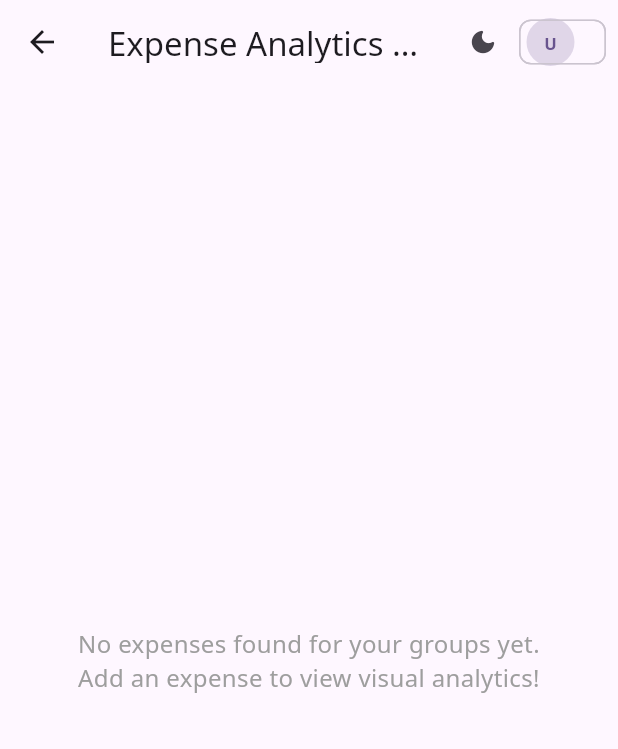
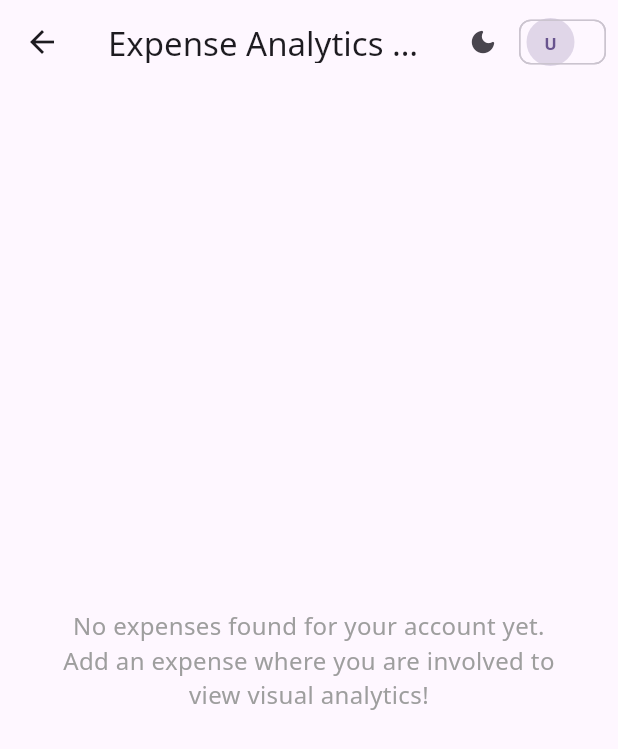
Before and after one commit to ananya290208/campusexpensesplit, a Flutter app: the AnalyticsScreen screen opened directly, on a phone screen of 412 x 824 dp. Shown: the top 749 px of the screen. Run offline on Flutter 3.47's test engine with Material 3 defaults, Android fonts, the phone set to English and light mode, and no system bars; our stand-ins replace cloud_firestore, firebase_auth, firebase_core, fl_chart, google_fonts, hive_flutter and 1 more; accounts and stored records are empty.

Commit message:
Standardize currency to Indian Rupee (₹) and restrict Expense Analytics and History to logged-in user

```diff
--- a/lib/provider_1.dart
+++ b/lib/provider_1.dart
@@ -94,13 +94,13 @@ class ExpenseProvider extends ChangeNotifier {
 
     final paidTotal = payers.values.fold(0.0, (a, b) => a + b);
     if ((paidTotal - totalAmount).abs() > 0.01) {
-      return "Payer amounts (\$${paidTotal.toStringAsFixed(2)}) must sum up to total (\$${totalAmount.toStringAsFixed(2)}).";
+      return "Payer amounts (₹${paidTotal.toStringAsFixed(2)}) must sum up to total (₹${totalAmount.toStringAsFixed(2)}).";
     }
 
     if (splitMode == SplitMode.specific) {
       final allocatedTotal = allocations.values.fold(0.0, (a, b) => a + b);
       if ((allocatedTotal - totalAmount).abs() > 0.01) {
-        return "Allocations (\$${allocatedTotal.toStringAsFixed(2)}) must match total (\$${totalAmount.toStringAsFixed(2)}).";
+        return "Allocations (₹${allocatedTotal.toStringAsFixed(2)}) must match total (₹${totalAmount.toStringAsFixed(2)}).";
       }
     } else if (splitMode == SplitMode.ratio) {
       final ratioTotal = allocations.values.fold(0.0, (a, b) => a + b);
--- a/lib/screens/analytics_screen.dart
+++ b/lib/screens/analytics_screen.dart
@@ -131,30 +131,32 @@ class AnalyticsScreen extends StatelessWidget {
               final allDocs = snapshot.data?.docs ?? [];
               final docs = allDocs.where((doc) {
                 final data = doc.data() as Map<String, dynamic>;
-                final groupId = (data['groupId'] ?? 'personal').toString();
                 final paidBy = (data['paidBy'] ?? '').toString();
                 final paidContributions = data['paidContributions'] as Map<String, dynamic>?;
                 final shares = data['shares'] as Map<String, dynamic>?;
 
-                final bool isGroupMember = userGroupIds.contains(groupId);
                 final bool isPayer = paidBy == uid || (paidContributions != null && paidContributions.containsKey(uid));
                 final bool isSplitParticipant = shares != null && shares.containsKey(uid);
 
-                return isGroupMember || isPayer || isSplitParticipant;
+                // Strictly show expenses related to the logged in user
+                return isPayer || isSplitParticipant;
               }).toList();
 
               if (docs.isEmpty) {
                 return const Center(
-                  child: Text(
-                    'No expenses found for your groups yet.\nAdd an expense to view visual analytics!',
-                    textAlign: TextAlign.center,
-                    style: TextStyle(color: Colors.grey, fontSize: 16),
+                  child: Padding(
+                    padding: EdgeInsets.all(24.0),
+                    child: Text(
+                      'No expenses found for your account yet.\nAdd an expense where you are involved to view visual analytics!',
+                      textAlign: TextAlign.center,
+                      style: TextStyle(color: Colors.grey, fontSize: 16),
+                    ),
                   ),
                 );
               }
 
-              double myTotal = 0;
-              double groupTotal = 0;
+              double totalMySpend = 0;
+              double totalPaidByMe = 0;
               Map<String, double> monthlyData = {};
               Map<String, double> categoryData = {
                 'Food & Dining': 0,
@@ -171,26 +173,41 @@ class AnalyticsScreen extends StatelessWidget {
                 final amt = (data['amount'] as num?)?.toDouble() ?? 0.0;
                 final paidBy = (data['paidBy'] ?? '').toString();
                 final paidContributions = data['paidContributions'] as Map<String, dynamic>?;
+                final shares = data['shares'] as Map<String, dynamic>?;
                 final createdAt = data['createdAt'];
 
-                groupTotal += amt;
+                // User's contribution towards paying the bill
+                double myPaid = 0.0;
                 if (paidContributions != null && paidContributions.containsKey(uid)) {
-                  myTotal += ((paidContributions[uid] as num?)?.toDouble() ?? 0.0);
+                  myPaid = ((paidContributions[uid] as num?)?.toDouble() ?? 0.0);
                 } else if (paidBy == uid) {
-                  myTotal += amt;
+                  myPaid = amt;
                 }
 
-                // Monthly breakdown calculation based on timestamp
+                // User's fair share / expenditure
+                double myShare = 0.0;
+                if (shares != null && shares.containsKey(uid)) {
+                  myShare = ((shares[uid] as num?)?.toDouble() ?? 0.0);
+                } else if (paidBy == uid && (shares == null || shares.isEmpty)) {
+                  myShare = amt;
+                } else {
+                  myShare = myPaid;
+                }
+
+                totalPaidByMe += myPaid;
+                totalMySpend += myShare;
+
+                // Monthly breakdown calculation based on timestamp for user's share
                 String monthKey = 'Recent';
                 if (createdAt is Timestamp) {
                   DateTime date = createdAt.toDate();
                   monthKey = '${date.year}-${date.month.toString().padLeft(2, '0')}';
                 }
-                monthlyData[monthKey] = (monthlyData[monthKey] ?? 0.0) + amt;
+                monthlyData[monthKey] = (monthlyData[monthKey] ?? 0.0) + myShare;
 
-                // Resolve proper category
+                // Resolve proper category and attribute user's share
                 final category = _resolveCategory(data);
-                categoryData[category] = (categoryData[category] ?? 0.0) + amt;
+                categoryData[category] = (categoryData[category] ?? 0.0) + myShare;
               }
 
           // Build dynamic color mapping for active categories
@@ -207,31 +224,31 @@ class AnalyticsScreen extends StatelessWidget {
             child: Column(
               crossAxisAlignment: CrossAxisAlignment.start,
               children: [
-                const Text('Overall Comparison', style: TextStyle(fontWeight: FontWeight.bold, fontSize: 18)),
+                const Text('Your Spending Overview', style: TextStyle(fontWeight: FontWeight.bold, fontSize: 18)),
                 const SizedBox(height: 16),
                 Row(
                   children: [
-                    Expanded(child: _buildAnalyticsCard('Your Contribution', myTotal, Colors.deepPurple)),
+                    Expanded(child: _buildAnalyticsCard('Your Total Spend', totalMySpend, Colors.deepPurple)),
                     const SizedBox(width: 12),
-                    Expanded(child: _buildAnalyticsCard('Total Spending', groupTotal, Colors.teal)),
+                    Expanded(child: _buildAnalyticsCard('Total Paid by You', totalPaidByMe, Colors.teal)),
                   ],
                 ),
                 const SizedBox(height: 28),
-                const Text('Monthly Insights', style: TextStyle(fontWeight: FontWeight.bold, fontSize: 18)),
+                const Text('Monthly Spending Trends', style: TextStyle(fontWeight: FontWeight.bold, fontSize: 18)),
                 const SizedBox(height: 12),
                 _buildCustomBarChart(monthlyData, Colors.indigo),
                 const SizedBox(height: 28),
                 const Text('Expense Category Distribution', style: TextStyle(fontWeight: FontWeight.bold, fontSize: 18)),
                 const SizedBox(height: 12),
-                _buildPieChartCard(categoryData, groupTotal, activeCategoryColors),
+                _buildPieChartCard(categoryData, totalMySpend, activeCategoryColors),
                 const SizedBox(height: 28),
                 const Text('Detailed Category Breakdown', style: TextStyle(fontWeight: FontWeight.bold, fontSize: 18)),
                 const SizedBox(height: 12),
-                _buildCategoryBreakdown(categoryData, groupTotal, activeCategoryColors),
+                _buildCategoryBreakdown(categoryData, totalMySpend, activeCategoryColors),
                 const SizedBox(height: 28),
-                const Text('All Expenses by Category', style: TextStyle(fontWeight: FontWeight.bold, fontSize: 18)),
+                const Text('Your Expenses by Category', style: TextStyle(fontWeight: FontWeight.bold, fontSize: 18)),
                 const SizedBox(height: 12),
-                _buildCategorizedExpenseList(docs, activeCategoryColors),
+                _buildCategorizedExpenseList(docs, activeCategoryColors, uid),
               ],
             ),
           );
@@ -253,7 +270,7 @@ class AnalyticsScreen extends StatelessWidget {
           children: [
             Text(label, style: const TextStyle(fontSize: 13, color: Colors.grey)),
             const SizedBox(height: 8),
-            Text('\$${amount.toStringAsFixed(2)}', style: TextStyle(fontSize: 20, fontWeight: FontWeight.bold, color: color)),
+            Text('₹${amount.toStringAsFixed(2)}', style: TextStyle(fontSize: 20, fontWeight: FontWeight.bold, color: color)),
           ],
         ),
       ),
@@ -285,7 +302,7 @@ class AnalyticsScreen extends StatelessWidget {
                     mainAxisAlignment: MainAxisAlignment.spaceBetween,
                     children: [
                       Text(entry.key, style: const TextStyle(fontWeight: FontWeight.w600, fontSize: 13)),
-                      Text('\$${entry.value.toStringAsFixed(2)}', style: const TextStyle(fontSize: 13, color: Colors.grey)),
+                      Text('₹${entry.value.toStringAsFixed(2)}', style: const TextStyle(fontSize: 13, color: Colors.grey)),
                     ],
                   ),
                   const SizedBox(height: 6),
@@ -405,7 +422,7 @@ class AnalyticsScreen extends StatelessWidget {
                     mainAxisAlignment: MainAxisAlignment.spaceBetween,
                     children: [
                       Text(entry.key, style: const TextStyle(fontWeight: FontWeight.w600, fontSize: 13)),
-                      Text('${(percentage * 100).toStringAsFixed(1)}% (\$${catVal.toStringAsFixed(2)})',
+                      Text('${(percentage * 100).toStringAsFixed(1)}% (₹${catVal.toStringAsFixed(2)})',
                         style: const TextStyle(fontSize: 12, color: Colors.grey)),
                     ],
                   ),
@@ -429,7 +446,7 @@ class AnalyticsScreen extends StatelessWidget {
   }
 
   // List of all individual expenses with their resolved category badges
-  Widget _buildCategorizedExpenseList(List<QueryDocumentSnapshot> docs, Map<String, Color> categoryColors) {
+  Widget _buildCategorizedExpenseList(List<QueryDocumentSnapshot> docs, Map<String, Color> categoryColors, String? uid) {
     return Card(
       elevation: 2,
       shape: RoundedRectangleBorder(borderRadius: BorderRadius.circular(12)),
@@ -443,6 +460,19 @@ class AnalyticsScreen extends StatelessWidget {
           final data = doc.data() as Map<String, dynamic>;
           final title = (data['title'] ?? 'Untitled Expense').toString();
           final amount = (data['amount'] as num?)?.toDouble() ?? 0.0;
+          final shares = data['shares'] as Map<String, dynamic>?;
+          final paidBy = (data['paidBy'] ?? '').toString();
+          final paidContributions = data['paidContributions'] as Map<String, dynamic>?;
+
+          double userShare = 0.0;
+          if (shares != null && shares.containsKey(uid)) {
+            userShare = ((shares[uid] as num?)?.toDouble() ?? 0.0);
+          } else if (paidContributions != null && paidContributions.containsKey(uid)) {
+            userShare = ((paidContributions[uid] as num?)?.toDouble() ?? 0.0);
+          } else if (paidBy == uid) {
+            userShare = amount;
+          }
+
           final category = _resolveCategory(data);
           final color = categoryColors[category] ?? Colors.blueGrey;
 
@@ -487,7 +517,7 @@ class AnalyticsScreen extends StatelessWidget {
               ),
             ),
             trailing: Text(
-              '\$${amount.toStringAsFixed(2)}',
+              '₹${userShare > 0 ? userShare.toStringAsFixed(2) : amount.toStringAsFixed(2)}',
               style: const TextStyle(fontWeight: FontWeight.bold, fontSize: 14, color: Colors.teal),
             ),
           );
--- a/lib/screens/realtime_settlement_view.dart
+++ b/lib/screens/realtime_settlement_view.dart
@@ -47,7 +47,7 @@ class RealtimeSettlementView extends StatelessWidget {
                 ),
                 title: Text('${tx['from']} pays ${tx['to']}'),
                 trailing: Text(
-                  '\$${(tx['amount'] as double).toStringAsFixed(2)}',
+                  '₹${(tx['amount'] as double).toStringAsFixed(2)}',
                   style: const TextStyle(
                     fontWeight: FontWeight.bold,
                     color: Colors.green,
```
Also changed, not shown: lib/screens/add_expense_screen.dart (+7 -7 lines), lib/screens/expense_history_screen.dart (+50 -22 lines), lib/screens/expense_summary_screen.dart (+9 -9 lines), lib/screens/login_screen.dart (+5 -3 lines), lib/screens/settlement_optimization_screen.dart (+5 -5 lines).
